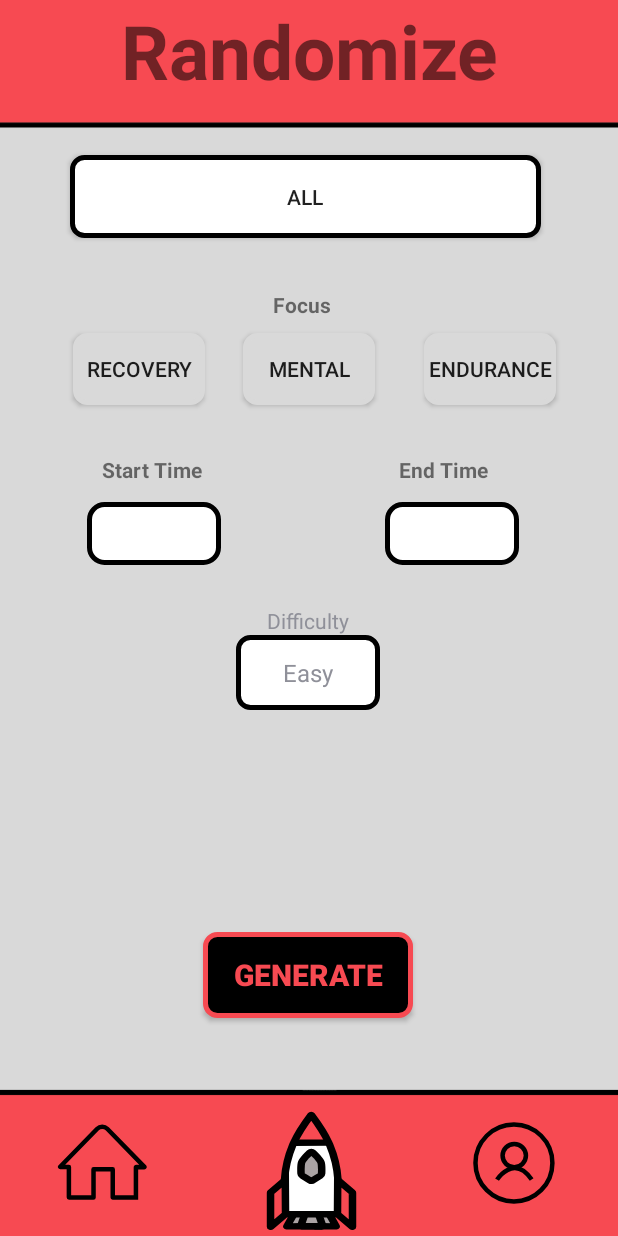
After one commit to Luisob95/TeamTwoProject, an Android app: the Activity_Plan_Randomizer screen opened directly, with no data from a screen before it, on a phone screen of 412 x 824 dp. The commit adds this screen. Run offline under Robolectric (Android 15) with nearby library versions, the phone set to English and light mode, and no system bars.

Commit message:
Moved everything to another activity made a method connected to all buttons Next Going to Work on How the file will save or transfer to the generator Also need to add and error checker for the input so it wont break the Generator

```diff
--- /dev/null
+++ b/app/src/main/java/com/example/myapplication/Activity_Plan_Load.java
@@ -0,0 +1,4 @@
+package com.example.myapplication;
+
+public class Activity_Plan_Load {
+}
--- /dev/null
+++ b/app/src/main/java/com/example/myapplication/Activity_Plan_New.java
@@ -0,0 +1,4 @@
+package com.example.myapplication;
+
+public class Activity_Plan_New {
+}
--- /dev/null
+++ b/app/src/main/java/com/example/myapplication/Activity_Plan_Randomizer.java
@@ -0,0 +1,109 @@
+package com.example.myapplication;
+
+import android.os.Bundle;
+import android.text.InputType;
+import android.util.Log;
+import android.view.View;
+import android.widget.ArrayAdapter;
+import android.widget.Button;
+import android.widget.EditText;
+import android.widget.LinearLayout;
+import android.widget.Spinner;
+import android.widget.TextView;
+import android.widget.ToggleButton;
+
+import androidx.appcompat.app.AppCompatActivity;
+
+public class Activity_Plan_Randomizer extends AppCompatActivity {
+
+    private Spinner spnDifficulty;
+    private EditText textFrequency;
+    private EditText textDuration;
+
+    @Override
+    protected void onCreate(Bundle savedInstanceState) {
+        super.onCreate(savedInstanceState);
+        setContentView(R.layout.page_plan_randomizer);
+
+        // Initialization
+        ToggleButton togRandom = findViewById(R.id.toggle_btn);
+        LinearLayout dynamicLayout = findViewById(R.id.linearLayout);
+        ToggleButton togRecovery = findViewById(R.id.tog_ExerciseType_Recovery);
+        ToggleButton togMental = findViewById(R.id.tog_ExerciseType_Mental);
+        ToggleButton togEndurance = findViewById(R.id.tog_ExerciseType_Endurance);
+        EditText editStartTime = findViewById(R.id.editTextStartTime);
+        EditText editEndTime = findViewById(R.id.editTextEndTime);
+        Button btnGenerate = findViewById(R.id.btnGenerate);
+        spnDifficulty = new Spinner(this);
+        textFrequency = new EditText(this);
+        textDuration = new EditText(this);
+
+        // Create Buttons For All Toggle
+        createDifficultyBtn(dynamicLayout);
+
+        // Toggle Button Functionality
+        togRandom.setOnCheckedChangeListener((buttonView, isChecked) -> {
+            // Delete Current Dynamic Buttons
+            dynamicLayout.removeAllViews();
+
+            // If All
+            if (isChecked) {
+                createDifficultyBtn(dynamicLayout);
+            }
+            // If Exercise
+            else {
+                createTimeSettingsButton(dynamicLayout);
+            }
+        });
+
+        btnGenerate.setOnClickListener(v -> {
+            randomizerSaver(togRandom, togRecovery, togMental, togEndurance, editStartTime, editEndTime, spnDifficulty, textFrequency, textDuration);
+        });
+    }
+
+
+    public void createDifficultyBtn(LinearLayout btnLayout) {
+        // Difficulty Label
+        TextView labelDifficulty = new TextView(getApplicationContext());
+        labelDifficulty.setText("Difficulty");
+        labelDifficulty.setTextAlignment(View.TEXT_ALIGNMENT_CENTER);
+        btnLayout.addView(labelDifficulty);
+
+        // Drop Down Button
+        String[] items = {"Easy", "Medium", "Hard", "Nightmare"};
+        ArrayAdapter<String> adapter = new ArrayAdapter<>(getApplicationContext(), R.layout.customspinner, items);
+        spnDifficulty.setAdapter(adapter);
+        spnDifficulty.setBackgroundResource(R.drawable.rounded_spinner);
+        btnLayout.addView(spnDifficulty);
+    }
+
+    public void createTimeSettingsButton(LinearLayout btnLayout) {
+        // Label Frequency
+        TextView labelFrequency = new TextView(getApplicationContext());
+        labelFrequency.setTextAlignment(View.TEXT_ALIGNMENT_CENTER);
+        labelFrequency.setText("Frequency");
+        btnLayout.addView(labelFrequency);
+
+        // Frequency Number Box
+        textFrequency.setInputType(InputType.TYPE_CLASS_NUMBER);
+        textFrequency.setBackgroundResource(R.drawable.rounded_spinner);
+        btnLayout.addView(textFrequency);
+
+        // Label Duration
+        TextView labelDuration = new TextView(getApplicationContext());
+        labelDuration.setText("Duration");
+        btnLayout.addView(labelDuration);
+
+        // Duration Number Box
+        textDuration.setInputType(InputType.TYPE_CLASS_NUMBER);
+        textDuration.setBackgroundResource(R.drawable.rounded_spinner);
+        labelDuration.setTextAlignment(View.TEXT_ALIGNMENT_CENTER);
+        btnLayout.addView(textDuration);
+    }
+
+    public void randomizerSaver(ToggleButton togRandom, ToggleButton togRecovery, ToggleButton togMental, ToggleButton togEndurance, EditText textStartTime, EditText textEndTime, Spinner spnDifficulty, EditText textFrequency, EditText textDuration) {
+
+    }
+
+    // Input error Checker
+}
--- a/app/src/main/java/com/example/myapplication/HomeActivity.java
+++ b/app/src/main/java/com/example/myapplication/HomeActivity.java
@@ -46,7 +46,7 @@ public class HomeActivity extends AppCompatActivity {
         });
         // Rocket Page Button
         btnRocket.setOnClickListener(v -> {
-            Intent intent = new Intent(HomeActivity.this, PlanActivity.class);
+            Intent intent = new Intent(HomeActivity.this, Activity_Plan_Menu.class);
             startActivity(intent);
         });
         // Profile Page Button
--- a/app/src/main/java/com/example/myapplication/ProfileActivity.java
+++ b/app/src/main/java/com/example/myapplication/ProfileActivity.java
@@ -21,7 +21,7 @@ public class ProfileActivity extends AppCompatActivity {
             startActivity(intent);
         });
         btnRocket.setOnClickListener(v -> {
-            Intent intent = new Intent(ProfileActivity.this, PlanActivity.class);
+            Intent intent = new Intent(ProfileActivity.this, Activity_Plan_Menu.class);
             startActivity(intent);
         });
     }
--- a/app/src/main/res/layout/page_plan_randomizer.xml
+++ b/app/src/main/res/layout/page_plan_randomizer.xml
@@ -228,7 +228,7 @@
 
 
     <Button
-        android:id="@+id/btnLogin"
+        android:id="@+id/btnGenerate"
         android:layout_width="140dp"
         android:layout_height="57dp"
         android:background="@drawable/rounded_generate_button"
@@ -239,9 +239,10 @@
         android:textStyle="bold"
         app:layout_constraintBottom_toBottomOf="parent"
         app:layout_constraintEnd_toEndOf="parent"
+        app:layout_constraintHorizontal_bias="0.498"
         app:layout_constraintStart_toStartOf="parent"
         app:layout_constraintTop_toTopOf="parent"
-        app:layout_constraintVertical_bias="0.806" />
+        app:layout_constraintVertical_bias="0.81" />
 
     <LinearLayout
         android:id="@+id/linearLayout"
```
Also changed, not shown: app/src/main/AndroidManifest.xml (+13 -5 lines), app/src/main/java/com/example/myapplication/Activity_Plan_Menu.java (added, +55 -0 lines), app/src/main/java/com/example/myapplication/PlanActivity.java (deleted, +0 -100 lines).
